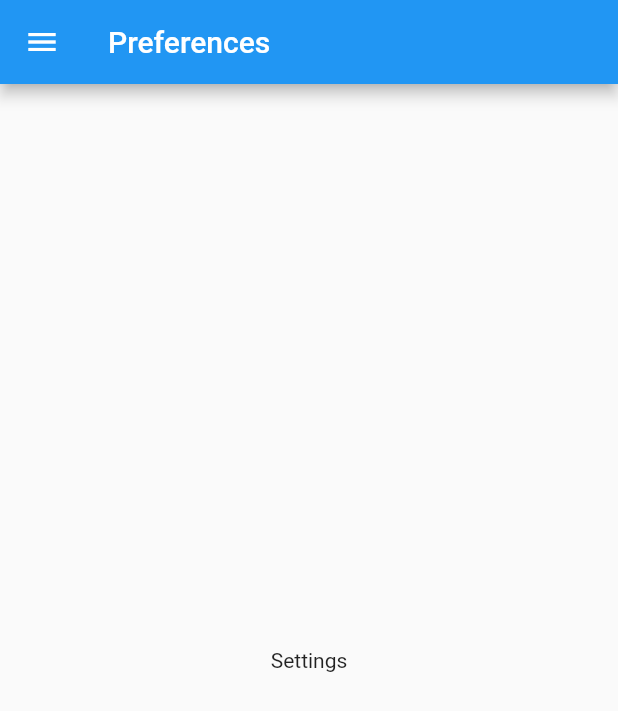
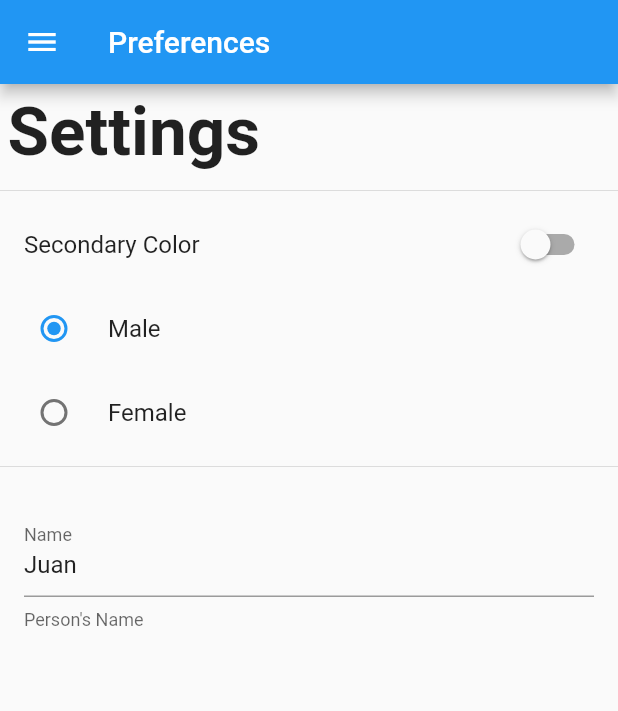
Before and after one commit to geovannyAndrew/Flutter_UserPreferences, a Flutter app: the SettingsPage screen opened by its route, on a phone screen of 412 x 824 dp. Shown: the top 711 px of the screen. Run offline on Flutter 3.47's test engine with Material 2 defaults, Android fonts, the phone set to English and light mode, and no system bars.

Commit message:
Converting settings page to statefull widget, and creting vars in order to save changes in ui.

```diff
--- a/lib/src/pages/settings_page.dart
+++ b/lib/src/pages/settings_page.dart
@@ -1,11 +1,28 @@
 import 'package:flutter/material.dart';
 import 'package:flutter_user_preferences/widgets/menu_widget.dart';
 
-class SettingsPage extends StatelessWidget {
+class SettingsPage extends StatefulWidget {
 
   static final String routeName = 'settings';
 
-  const SettingsPage({Key key}) : super(key: key);
+  @override
+  _SettingsPageState createState() => _SettingsPageState();
+}
+
+class _SettingsPageState extends State<SettingsPage> {
+
+  bool _secondaryColor = false;
+  int _gender = 1;
+  String _name = 'Juan';
+  TextEditingController _textController;
+
+  @override
+  void initState() {
+    _textController = TextEditingController(
+      text: _name
+    );
+    super.initState();
+  }
 
   @override
   Widget build(BuildContext context) {
@@ -13,8 +30,63 @@ class SettingsPage extends StatelessWidget {
       appBar: AppBar(
         title: Text('Preferences'),
       ),
-      body: Center(
-        child: Text('Settings'),
+      body: ListView(
+        children: <Widget>[
+          Container(
+            padding: EdgeInsets.all(5.0),
+            child: Text('Settings',
+              style: TextStyle(
+                fontSize: 45.0,
+                fontWeight: FontWeight.bold,
+              ),
+              textAlign: TextAlign.start,
+            ),
+          ),
+           Divider(),
+           SwitchListTile(
+             value: _secondaryColor,
+             title: Text('Secondary Color'),
+             onChanged: (value){
+               setState(() {
+                 _secondaryColor = value;
+               });
+             },
+           ),
+           RadioListTile(
+             value: 1,
+             groupValue: _gender,
+             title: Text('Male'),
+             onChanged: (value){
+               setState(() {
+                _gender = value;
+               });
+             },
+           ),
+           RadioListTile(
+             value: 2,
+             groupValue: _gender,
+             title: Text('Female'),
+             onChanged: (value){
+               setState(() {
+                _gender = value;
+               });
+             },
+           ),
+           Divider(),
+           Container(
+             padding: EdgeInsets.symmetric(horizontal: 16.0, vertical: 20.0),
+             child: TextField(
+               controller: _textController,
+               decoration: InputDecoration(
+                 labelText: 'Name',
+                 helperText: 'Person\'s Name'
+               ),
+               onChanged: (value){
+                 _name = value;
+               },
+             ),
+           )
+        ],
       ),
       drawer: MenuWidget(),
     );
```
